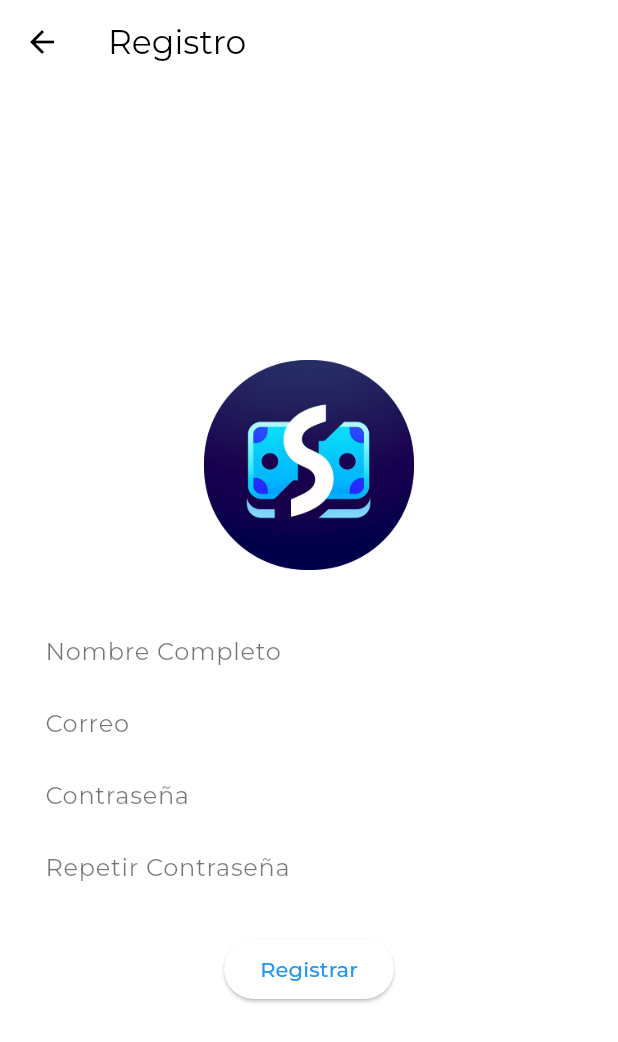
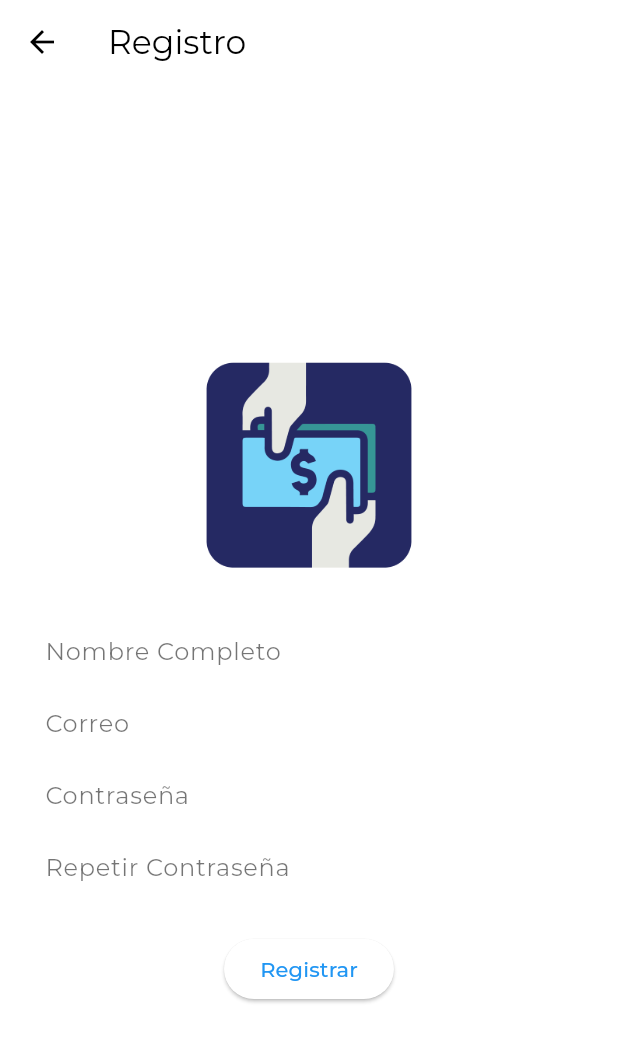
Before and after one commit to ijolodovsky/PayPals, a Flutter app: the screen it shows after launch, after a tap on "Registro", on a phone screen of 412 x 824 dp. Shown: the top 1042 px of the screen. Run offline on Flutter 3.47's test engine with Material 3 defaults, Android fonts, the phone set to English and light mode, and no system bars; our stand-ins replace cloud_firestore, firebase_auth, firebase_core, google_fonts, share; accounts and stored records are empty; network calls fail.

Commit message:
pantallas de inicio

```diff
--- a/lib/main.dart
+++ b/lib/main.dart
@@ -28,7 +28,7 @@ class MyApp extends StatelessWidget {
     return ChangeNotifierProvider(
       create: (context) => MyAppState(),
       child: MaterialApp(
-        title: 'payPals',
+        title: 'PayPals',
         theme: ThemeData(
           colorScheme: ColorScheme.fromSwatch().copyWith(secondary: const Color(0x0028d6f9)),
           buttonTheme: ButtonThemeData(
@@ -45,7 +45,7 @@ class MyApp extends StatelessWidget {
 }
 
 class MyAppState extends ChangeNotifier {
-  String _title = 'payPals';
+  String _title = 'PayPals';
   String get title => _title;
 
   void changeTitle(String newTitle) {
--- a/lib/screens/home_page.dart
+++ b/lib/screens/home_page.dart
@@ -39,7 +39,7 @@ class _HomeScreenState extends State<HomeScreen> {
   Widget build(BuildContext context) {
     return Scaffold(
       appBar: AppBar(
-        title: Text('payPals'),
+        title: Text('PayPals'),
         automaticallyImplyLeading: false,
         actions: [
           PopupMenuButton(
--- a/lib/screens/initial_page.dart
+++ b/lib/screens/initial_page.dart
@@ -7,7 +7,7 @@ class MyHomePage extends StatelessWidget {
   Widget build(BuildContext context) {
     return Scaffold(
       appBar: AppBar(
-        title: Text('payPals'),
+        title: Text('PayPals'),
         centerTitle: true,
       ),
       body: Center(
@@ -18,7 +18,7 @@ class MyHomePage extends StatelessWidget {
               width: 200,
               height: 200,
               padding: const EdgeInsets.all(30),
-              child: Image.asset('assets/images/image.png'),
+              child: Image.asset('assets/images/logo1.png'),
             ),
             ElevatedButton(
               onPressed: () {
--- a/lib/screens/login.dart
+++ b/lib/screens/login.dart
@@ -37,7 +37,7 @@ class _LoginPageState extends State<LoginPage> {
                 width: 200, // Ancho deseado
                 height: 200, // Alto deseado
                 padding: EdgeInsets.all(30),
-                child: Image.asset('assets/images/image.png'),
+                child: Image.asset('assets/images/logo1.png'),
               ),
               TextField(
                 controller: _emailController,
--- a/lib/screens/registro.dart
+++ b/lib/screens/registro.dart
@@ -42,10 +42,10 @@ class _RegistroPageState extends State<RegistroPage> {
                 mainAxisAlignment: MainAxisAlignment.center,
                 children: <Widget>[
                   Container(
-                    width: 200, // Ancho deseado
-                    height: 200, // Alto deseado
+                    width: 200,
+                    height: 200,
                     padding: EdgeInsets.all(30),
-                    child: Image.asset('assets/images/image.png'),
+                    child: Image.asset('assets/images/logo1.png'),
                   ),
                   TextFormField(
                     controller: _usernameController,
```
Also changed, not shown: assets/images/Sin-título-1.png (added), assets/images/asa.png (added), assets/images/logo1.png (added).
